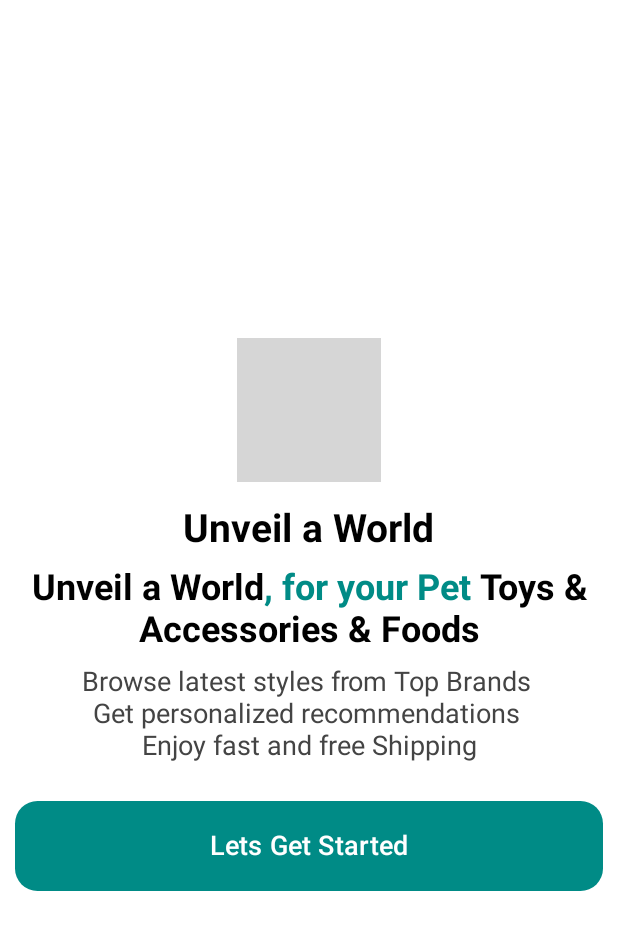
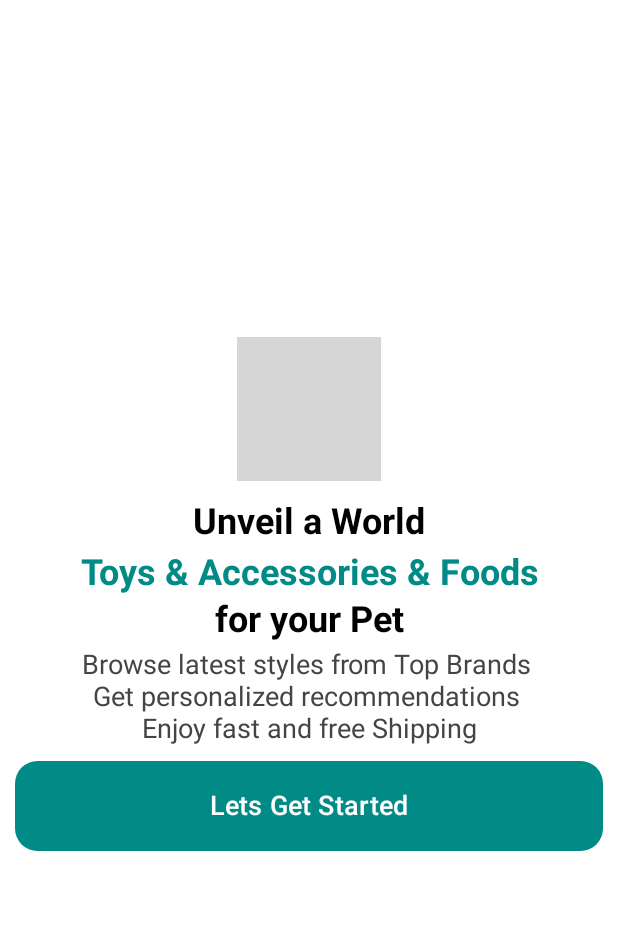
Before and after one commit to mkaomwakuni/DessertKart, an Android app built with Jetpack Compose: the @Preview function PreviewSplash, on a phone screen of 412 x 824 dp. Shown: the top 930 px of the screen. Run offline under Robolectric (Android 15) with nearby library versions, the phone set to English and light mode, and no system bars; 2 statements that could not run were skipped; grey boxes are pictures that could not be loaded.

```diff
--- a/app/src/main/java/dev/mkao/costkart/activity/Splashscreen.kt
+++ b/app/src/main/java/dev/mkao/costkart/activity/Splashscreen.kt
@@ -32,15 +32,21 @@ import dev.mkao.costkart.componets.SpacerHeight
 
 @Composable
 fun SplashScreen() {
+    val footerText = buildAnnotatedString {
+        append(stringResource(R.string.SplashFooter))
+        withStyle(style = SpanStyle(color = Color(0xFF008b86))) {
+            append(" " + stringResource(R.string.SplashAddon))
+        }
+    }
     val introText = buildAnnotatedString {
         withStyle(style = SpanStyle(color = Color.Black, fontWeight = FontWeight.Bold)) {
             append(stringResource(id = R.string.introduction_unveil))
         }
         withStyle(style = SpanStyle(color = Color(0xFF008b86), fontWeight = FontWeight.Bold)) {
-            append(", " + stringResource(id = R.string.introduction_for_your_pet))
+            append("\n" + stringResource(id = R.string.introduction_toys_accessories_foods))
         }
         withStyle(style = SpanStyle(color = Color.Black, fontWeight = FontWeight.Bold)) {
-            append(" " + stringResource(id = R.string.introduction_toys_accessories_foods))
+            append("\n" + stringResource(id = R.string.introduction_for_your_pet))
         }
     }
 
@@ -55,29 +61,21 @@ fun SplashScreen() {
             Image(
                 painter = painterResource(id = R.drawable.intro_logo),
                 contentDescription = stringResource(id = R.string.dessert_description)
-            )
+                 )
         }
-        SpacerHeight(16.dp)
+        SpacerHeight(5.dp)
         Column(horizontalAlignment = Alignment.CenterHorizontally) {
-            Text(
-                text = stringResource(R.string.introduction_unveil),
-                style = TextStyle(
-                    color = Color.Black,
-                    fontSize = 26.sp,
-                    fontWeight = FontWeight.Bold
-                )
-            )
-            SpacerHeight(10.dp)
+            SpacerHeight(5.dp)
             Text(
                 text = introText,
                 style = TextStyle(
                     textAlign = TextAlign.Center,
                     color = Color.LightGray,
                     fontSize = 24.sp,
-                    fontWeight = FontWeight.Bold
+                    fontWeight = FontWeight.Normal
                 )
             )
-            SpacerHeight(10.dp)
+            SpacerHeight(5.dp)
             Text(
                 text = stringResource(R.string.SplashDescription),
                 style = TextStyle(
@@ -88,11 +86,11 @@ fun SplashScreen() {
                 )
             )
         }
-        SpacerHeight(10.dp)
+        SpacerHeight(5.dp)
         Button(
             onClick = { /*TODO*/ },
             modifier = Modifier
-                .padding(top = 16.dp)
+                .padding(top = 5.dp)
                 .fillMaxWidth()
                 .height(60.dp),
             shape = RoundedCornerShape(15.dp),
@@ -100,6 +98,19 @@ fun SplashScreen() {
         ) {
             Text(text = stringResource(id = R.string.SplashButtonText), fontSize = 18.sp)
         }
+
+        SpacerHeight(5.dp)
+        Text(
+            text = buildAnnotatedString {
+                append(footerText)
+            },
+            style = TextStyle(
+                color = Color.Black,
+                fontSize = 18.sp,
+                fontWeight = FontWeight.Normal,
+                textAlign = TextAlign.Center
+            )
+        )
     }
 }
 
```
